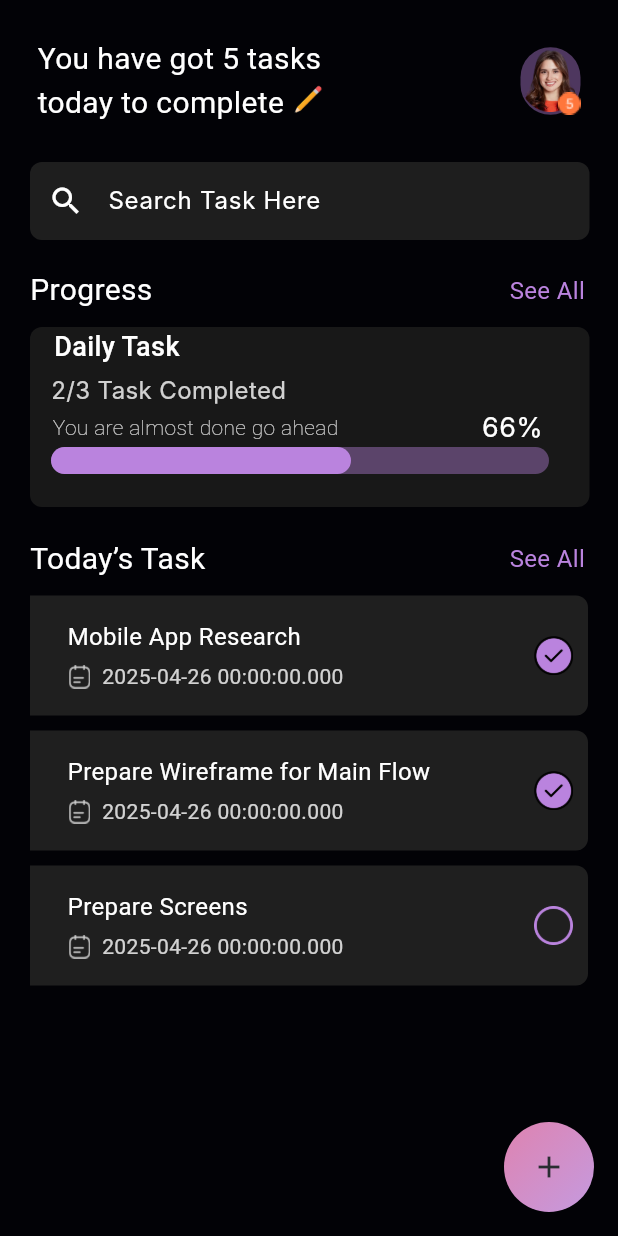
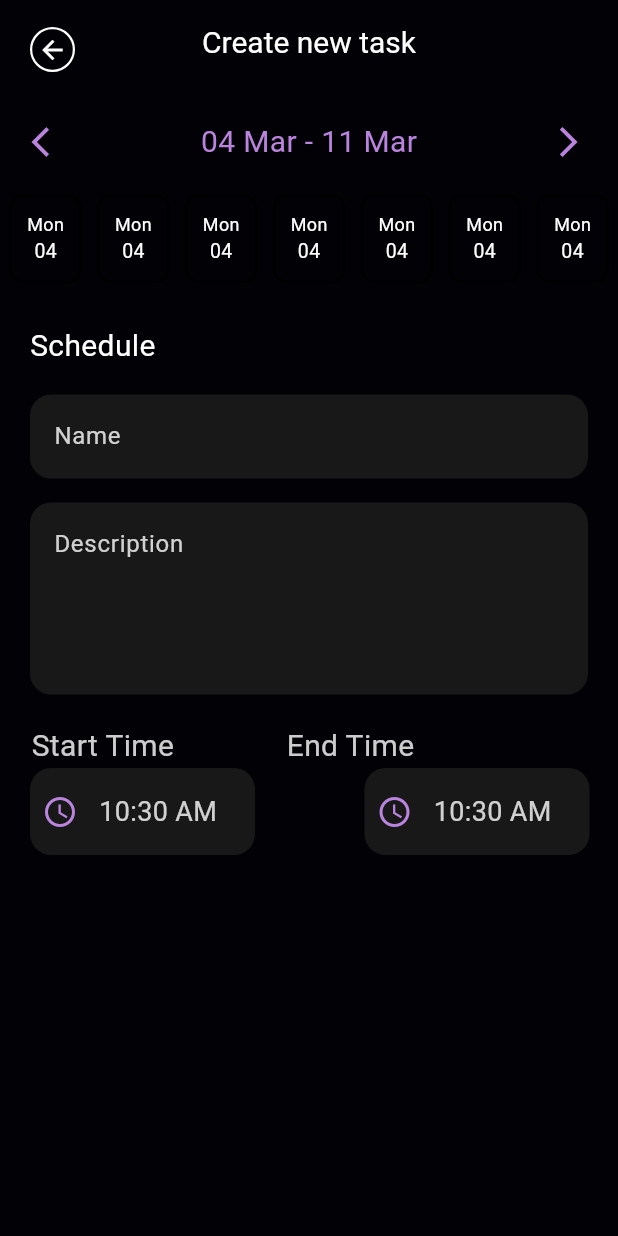
Before and after one commit to hidro-1408/exercise_flutter_anhHieu, a Flutter app: the screen it shows after launch, on a phone screen of 412 x 824 dp. Run offline on Flutter 3.47's test engine with Material 3 defaults, Android fonts, the phone set to English and light mode, and no system bars; Roboto replaces fonts that are missing (Inter).

Commit message:
update screen create task

```diff
--- a/buoi5/lib/main.dart
+++ b/buoi5/lib/main.dart
@@ -1,3 +1,4 @@
+import 'package:buoi5/ui/features/create_task/create_task_screen.dart';
 import 'package:buoi5/ui/features/home/home_screen.dart';
 import 'package:flutter/material.dart';
 
@@ -10,8 +11,8 @@ class MyApp extends StatelessWidget {
   @override
   Widget build(BuildContext context) {
     return MaterialApp(
-    debugShowCheckedModeBanner: false,
-    home: HomeScreen(),
+      debugShowCheckedModeBanner: false,
+      home: CreateTaskScreen(),
     );
   }
 }
--- a/buoi5/lib/ui/core/ui/task_item.dart
+++ b/buoi5/lib/ui/core/ui/task_item.dart
@@ -14,10 +14,7 @@ class TaskItem extends StatelessWidget {
       margin: EdgeInsets.only(left: 20, right: 20),
       decoration: BoxDecoration(
         color: AppColors.hex1F1F1F,
-        borderRadius: BorderRadius.only(
-          topRight: Radius.circular(8),
-          bottomRight: Radius.circular(8),
-        ),
+        borderRadius: BorderRadius.circular(8),
       ),
       child: Row(
         children: [
--- /dev/null
+++ b/buoi5/lib/ui/features/create_task/create_task_screen.dart
@@ -0,0 +1,36 @@
+import 'package:buoi5/ui/core/resources/app_colors.dart';
+import 'package:buoi5/ui/features/create_task/widgets/create_task_appbar.dart';
+import 'package:buoi5/ui/features/create_task/widgets/create_task_schedule.dart';
+import 'package:buoi5/ui/features/create_task/widgets/create_task_time_picker.dart';
+import 'package:buoi5/ui/features/create_task/widgets/create_today_picker.dart';
+import 'package:buoi5/ui/features/create_task/widgets/create_weekpicker.dart';
+import 'package:flutter/material.dart';
+
+class CreateTaskScreen extends StatelessWidget {
+  const CreateTaskScreen({super.key});
+
+  @override
+  Widget build(BuildContext context) {
+    return GestureDetector(
+      onTap: () {
+        FocusScope.of(context).unfocus(); // Đóng bàn phím khi nhấn ra ngoài
+      },
+      child: Scaffold(
+        backgroundColor: AppColors.hex020206,
+        appBar: CreateTaskAppbar(),
+        body: SingleChildScrollView(
+          child: Column(
+            children: [
+              CreateWeekPicker(),
+              CreateTodayPicker(),
+              SizedBox(height: 27),
+              CreateTaskSchedule(),
+              SizedBox(height: 20),
+              CreateTaskTimePicker(),
+            ],
+          ),
+        ),
+      ),
+    );
+  }
+}
--- /dev/null
+++ b/buoi5/lib/ui/features/create_task/widgets/create_task_appbar.dart
@@ -0,0 +1,53 @@
+import 'package:buoi5/ui/core/resources/app_colors.dart';
+import 'package:flutter/material.dart';
+
+class CreateTaskAppbar extends StatelessWidget implements PreferredSizeWidget {
+  const CreateTaskAppbar({super.key});
+
+  @override
+  Widget build(BuildContext context) {
+    return AppBar(
+      elevation: 0,
+      leadingWidth: 50, // Đảm bảo đủ không gian cho nút back
+      leading: Padding(
+        padding: const EdgeInsets.only(left: 20, top: 10),
+        child: Material(
+          color: AppColors.hex020206, // Màu nền của nút
+          shape: const CircleBorder(), // Định dạng hình tròn
+          child: InkWell(
+            onTap: () {},
+            customBorder: const CircleBorder(), // Đảm bảo ripple theo hình tròn
+            child: Container(
+              alignment: Alignment.center,
+              decoration: BoxDecoration(
+                shape: BoxShape.circle,
+                border: Border.all(
+                  color: Colors.white,
+                  width: 1.5,
+                ), // Viền trắng dày 1.5px
+              ),
+              child: Icon(
+                Icons.arrow_back,
+                color: AppColors.hexFFFFFF,
+                size: 20,
+              ),
+            ),
+          ),
+        ),
+      ),
+      title: Text(
+        "Create new task",
+        style: TextStyle(
+          color: AppColors.hexFFFFFF,
+          fontSize: 20,
+          fontWeight: FontWeight.w400,
+        ),
+      ),
+      centerTitle: true,
+      backgroundColor: AppColors.hex020206,
+    );
+  }
+
+  @override
+  Size get preferredSize => const Size.fromHeight(60);
+}
--- /dev/null
+++ b/buoi5/lib/ui/features/create_task/widgets/create_task_schedule.dart
@@ -0,0 +1,96 @@
+import 'package:buoi5/ui/core/resources/app_colors.dart';
+import 'package:flutter/material.dart';
+
+class CreateTaskSchedule extends StatefulWidget {
+  const CreateTaskSchedule({super.key});
+
+  @override
+  State<CreateTaskSchedule> createState() => _CreateTaskScheduleState();
+}
+
+class _CreateTaskScheduleState extends State<CreateTaskSchedule> {
+  late FocusNode _focusNode;
+  late TextEditingController _controller;
+
+  @override
+  void initState() {
+    super.initState();
+    _focusNode = FocusNode();
+    _controller = TextEditingController();
+  }
+
+  @override
+  void dispose() {
+    _focusNode.dispose();
+    _controller.dispose();
+    super.dispose();
+  }
+
+  @override
+  Widget build(BuildContext context) {
+    return Padding(
+      padding: const EdgeInsets.symmetric(horizontal: 20),
+      child: Column(
+        crossAxisAlignment: CrossAxisAlignment.start,
+        children: [
+          Text(
+            "Schedule",
+            style: TextStyle(
+              color: Colors.white,
+              fontSize: 20,
+              fontWeight: FontWeight.w400,
+            ),
+          ),
+          SizedBox(height: 18),
+          TextFormField(
+            style: TextStyle(
+              color: AppColors.hexFFFFFF,
+              fontSize: 16,
+              fontWeight: FontWeight.w400,
+            ),
+            decoration: InputDecoration(
+              hintText: "Name",
+              hintStyle: TextStyle(
+                color: AppColors.hexCCFFFFFF,
+                fontSize: 16,
+                fontWeight: FontWeight.w400,
+              ),
+              filled: true,
+              fillColor: AppColors.hex181818,
+              border: OutlineInputBorder(
+                borderRadius: BorderRadius.circular(14),
+                borderSide: BorderSide.none,
+              ),
+            ),
+          ),
+          SizedBox(height: 16),
+          TextField(
+            autofocus: false,
+            maxLines: 4,
+            controller: _controller,
+            focusNode: _focusNode,
+            style: TextStyle(
+              color: AppColors.hexFFFFFF,
+              fontSize: 16,
+              fontWeight: FontWeight.w400,
+            ),
+            decoration: InputDecoration(
+              hintText: "Description",
+              hintStyle: TextStyle(
+                color: AppColors.hexCCFFFFFF,
+                fontSize: 16,
+                fontWeight: FontWeight.w400,
+              ),
+              filled: true,
+              fillColor: AppColors.hex181818,
+              border: OutlineInputBorder(
+                borderRadius: BorderRadius.circular(14),
+                borderSide: BorderSide.none,
+              ),
+            ),
+          ),
+        ],
+      ),
+    );
+  }
+}
--- /dev/null
+++ b/buoi5/lib/ui/features/create_task/widgets/create_task_time_picker.dart
@@ -0,0 +1,153 @@
+import 'package:buoi5/ui/core/resources/app_colors.dart';
+import 'package:flutter/material.dart';
+
+class CreateTaskTimePicker extends StatefulWidget {
+  const CreateTaskTimePicker({super.key});
+
+  @override
+  State<CreateTaskTimePicker> createState() => _CreateTaskTimePickerState();
+}
+
+class _CreateTaskTimePickerState extends State<CreateTaskTimePicker> {
+  TimeOfDay _selectedTime = TimeOfDay.now();
+  // Hàm để hiển thị TimePicker
+  Future<void> _selectTime(BuildContext context) async {
+    final TimeOfDay? picked = await showTimePicker(
+      context: context,
+      initialTime: _selectedTime, // Thời gian ban đầu
+    );
+    if (picked != null && picked != _selectedTime) {
+      setState(() {
+        _selectedTime = picked; // Cập nhật thời gian nếu người dùng chọn
+      });
+    }
+  }
+
+  // Hàm để thêm giờ vào TimeOfDay
+  // TimeOfDay addHoursToTimeOfDay(TimeOfDay time, int hoursToAdd) {
+  //   final now = DateTime.now();
+  //   final dateTime = DateTime(
+  //     now.year,
+  //     now.month,
+  //     now.day,
+  //     time.hour,
+  //     time.minute,
+  //   );
+
+  //   final newDateTime = dateTime.add(Duration(hours: hoursToAdd));
+  //   return TimeOfDay(hour: newDateTime.hour, minute: newDateTime.minute);
+  // }
+
+  // Thay đổi thời gian kết thúc bằng cách thêm 3 giờ vào thời gian bắt đầu
+  @override
+  Widget build(BuildContext context) {
+    return Column(
+      children: [
+        Padding(
+          padding: const EdgeInsets.only(left: 21),
+          child: Row(
+            children: [
+              Text(
+                "Start Time",
+                style: TextStyle(
+                  color: AppColors.hexCCFFFFFF,
+                  fontSize: 20,
+                  fontWeight: FontWeight.w400,
+                ),
+              ),
+              SizedBox(width: 75),
+              Text(
+                "End Time",
+                style: TextStyle(
+                  color: AppColors.hexCCFFFFFF,
+                  fontSize: 20,
+                  fontWeight: FontWeight.w400,
+                ),
+              ),
+            ],
+          ),
+        ),
+        Padding(
+          padding: const EdgeInsets.only(left: 20, right: 19),
+          child: Row(
+            mainAxisAlignment: MainAxisAlignment.spaceBetween,
+            children: [
+              GestureDetector(
+                onTap:
+                    () =>
+                        _selectTime(context), // Gọi hàm chọn thời gian khi nhấn
+                child: Container(
+                  width: 150,
+                  height: 58,
+                  decoration: BoxDecoration(
+                    borderRadius: BorderRadius.circular(14),
+                    color: AppColors.hex181818,
+                  ),
+                  child: Padding(
+                    padding: const EdgeInsets.all(8.0),
+                    child: Row(
+                      children: [
+                        Icon(
+                          Icons.access_time,
+                          color: AppColors.hexBA83DE,
+                          size: 24,
+                        ),
+                        SizedBox(width: 14),
+                        Text(
+                          _selectedTime.format(context),
+                          style: TextStyle(
+                            color: AppColors.hexCCFFFFFF,
+                            fontSize: 18,
+                            fontWeight: FontWeight.w400,
+                          ),
+                        ),
+                      ],
+                    ),
+                  ),
+                ),
+              ),
+
+              GestureDetector(
+                onTap: () {
+                  // Gọi hàm chọn thời gian khi nhấn
+                  _selectTime(context);
+                },
+                child: Container(
+                  width: 150,
+                  height: 58,
+                  decoration: BoxDecoration(
+                    borderRadius: BorderRadius.circular(14),
+                    color: AppColors.hex181818,
+                  ),
+
+                  child: Padding(
+                    padding: const EdgeInsets.all(8.0),
+                    child: Row(
+                      children: [
+                        Icon(
+                          Icons.access_time,
+                          color: AppColors.hexBA83DE,
+                          size: 24,
+                        ),
+                        SizedBox(width: 14),
+                        Text(
+                          // addHoursToTimeOfDay(_selectedTime, 3).format(context),
+                          _selectedTime.format(context),
+                          style: TextStyle(
+                            color: AppColors.hexCCFFFFFF,
+                            fontSize: 18,
+                            fontWeight: FontWeight.w400,
+                          ),
+                        ),
+                      ],
+                    ),
+                  ),
+                ),
+              ),
+            ],
+          ),
+        ),
+      ],
+    );
+  }
+}
--- /dev/null
+++ b/buoi5/lib/ui/features/create_task/widgets/create_today_picker.dart
@@ -0,0 +1,220 @@
+import 'package:flutter/material.dart';
+
+class CreateTodayPicker extends StatelessWidget {
+  const CreateTodayPicker({super.key});
+
+  @override
+  Widget build(BuildContext context) {
+    return Padding(
+      padding: const EdgeInsets.symmetric(horizontal: 6),
+      child: Row(
+        mainAxisAlignment: MainAxisAlignment.spaceBetween,
+        children: [
+          Container(
+            padding: const EdgeInsets.all(10),
+            // width: 50,
+            // height: 70,
+            decoration: BoxDecoration(
+              borderRadius: BorderRadius.circular(10),
+              border: Border.all(width: 2),
+            ),
+            child: Column(
+              children: [
+                Text(
+                  "Mon",
+                  style: TextStyle(
+                    color: Colors.white,
+                    fontSize: 12,
+                    fontWeight: FontWeight.w400,
+                  ),
+                ),
+                Text(
+                  "04",
+                  style: TextStyle(
+                    color: Colors.white,
+                    fontSize: 13,
+                    fontWeight: FontWeight.w400,
+                  ),
+                ),
+              ],
+            ),
+          ),
+          Container(
+            padding: const EdgeInsets.all(10),
+            // width: 50,
+            // height: 70,
+            decoration: BoxDecoration(
+              borderRadius: BorderRadius.circular(10),
+              border: Border.all(width: 2),
+            ),
+            child: Column(
+              children: [
+                Text(
+                  "Mon",
+                  style: TextStyle(
+                    color: Colors.white,
+                    fontSize: 12,
+                    fontWeight: FontWeight.w400,
+                  ),
+                ),
+                Text(
+                  "04",
+                  style: TextStyle(
+                    color: Colors.white,
+                    fontSize: 13,
+                    fontWeight: FontWeight.w400,
+                  ),
+                ),
+              ],
+            ),
+          ),
+          Container(
+            padding: const EdgeInsets.all(10),
+            // width: 50,
+            // height: 70,
+            decoration: BoxDecoration(
+              borderRadius: BorderRadius.circular(10),
+              border: Border.all(width: 2),
+            ),
+            child: Column(
+              children: [
+                Text(
+                  "Mon",
+                  style: TextStyle(
+                    color: Colors.white,
+                    fontSize: 12,
+                    fontWeight: FontWeight.w400,
+                  ),
+                ),
+                Text(
+                  "04",
+                  style: TextStyle(
+                    color: Colors.white,
+                    fontSize: 13,
+                    fontWeight: FontWeight.w400,
+                  ),
+                ),
+              ],
+            ),
+          ),
+          Container(
+            padding: const EdgeInsets.all(10),
+            // width: 50,
+            // height: 70,
+            decoration: BoxDecoration(
+              borderRadius: BorderRadius.circular(10),
+              border: Border.all(width: 2),
+            ),
+            child: Column(
+              children: [
+                Text(
+                  "Mon",
+                  style: TextStyle(
+                    color: Colors.white,
+                    fontSize: 12,
+                    fontWeight: FontWeight.w400,
+                  ),
+                ),
+                Text(
+                  "04",
+                  style: TextStyle(
+                    color: Colors.white,
+                    fontSize: 13,
+                    fontWeight: FontWeight.w400,
+                  ),
+                ),
+              ],
+            ),
+          ),
+          Container(
+            padding: const EdgeInsets.all(10),
+            // width: 50,
+            // height: 70,
+            decoration: BoxDecoration(
+              borderRadius: BorderRadius.circular(10),
+              border: Border.all(width: 2),
+            ),
+            child: Column(
+              children: [
+                Text(
+                  "Mon",
+                  style: TextStyle(
+                    color: Colors.white,
+                    fontSize: 12,
+                    fontWeight: FontWeight.w400,
+                  ),
+                ),
+                Text(
+                  "04",
+                  style: TextStyle(
+                    color: Colors.white,
+                    fontSize: 13,
+                    fontWeight: FontWeight.w400,
+                  ),
+                ),
+              ],
+            ),
+          ),
+          Container(
+            padding: const EdgeInsets.all(10),
+            // width: 50,
+            // height: 70,
+            decoration: BoxDecoration(
+              borderRadius: BorderRadius.circular(10),
+              border: Border.all(width: 2),
+            ),
+            child: Column(
+              children: [
+                Text(
+                  "Mon",
+                  style: TextStyle(
+                    color: Colors.white,
+                    fontSize: 12,
+                    fontWeight: FontWeight.w400,
+                  ),
+                ),
+                Text(
+                  "04",
+                  style: TextStyle(
+                    color: Colors.white,
+                    fontSize: 13,
+                    fontWeight: FontWeight.w400,
+                  ),
+                ),
+              ],
+            ),
+          ),
+          Container(
+            padding: const EdgeInsets.all(10),
+            // width: 50,
+            // height: 70,
+            decoration: BoxDecoration(
+              borderRadius: BorderRadius.circular(10),
+              border: Border.all(width: 2),
+            ),
+            child: Column(
+              children: [
+                Text(
+                  "Mon",
+                  style: TextStyle(
+                    color: Colors.white,
+                    fontSize: 12,
+                    fontWeight: FontWeight.w400,
+                  ),
+                ),
+                Text(
+                  "04",
+                  style: TextStyle(
+                    color: Colors.white,
+                    fontSize: 13,
+                    fontWeight: FontWeight.w400,
+                  ),
+                ),
+              ],
+            ),
+          ),
+        ],
+      ),
+    );
+  }
+}
--- /dev/null
+++ b/buoi5/lib/ui/features/create_task/widgets/create_weekpicker.dart
@@ -0,0 +1,24 @@
+import 'package:buoi5/ui/core/resources/app_colors.dart';
+import 'package:flutter/material.dart';
+
+class CreateWeekPicker extends StatelessWidget {
+  const CreateWeekPicker({super.key});
+
+  @override
+  Widget build(BuildContext context) {
+    return Padding(
+      padding: const EdgeInsets.symmetric(horizontal: 21, vertical: 20),
+      child: Row(
+        mainAxisAlignment: MainAxisAlignment.spaceBetween,
+        children: [
+          Icon(Icons.arrow_back_ios, color: AppColors.hexBA83DE),
+          Text(
+            "04 Mar - 11 Mar",
+            style: TextStyle(color: AppColors.hexBA83DE, fontSize: 20),
+          ),
+          Icon(Icons.arrow_forward_ios, color: AppColors.hexBA83DE),
+        ],
+      ),
+    );
+  }
+}
```
